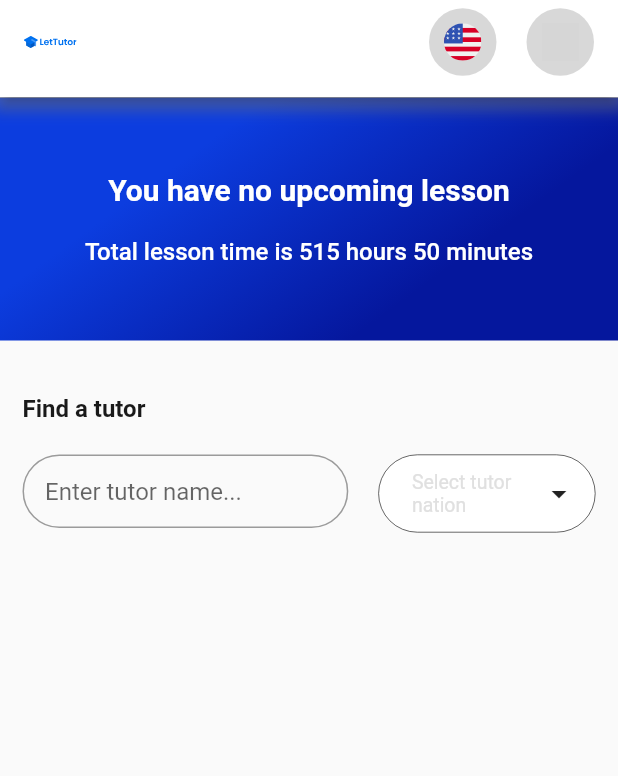
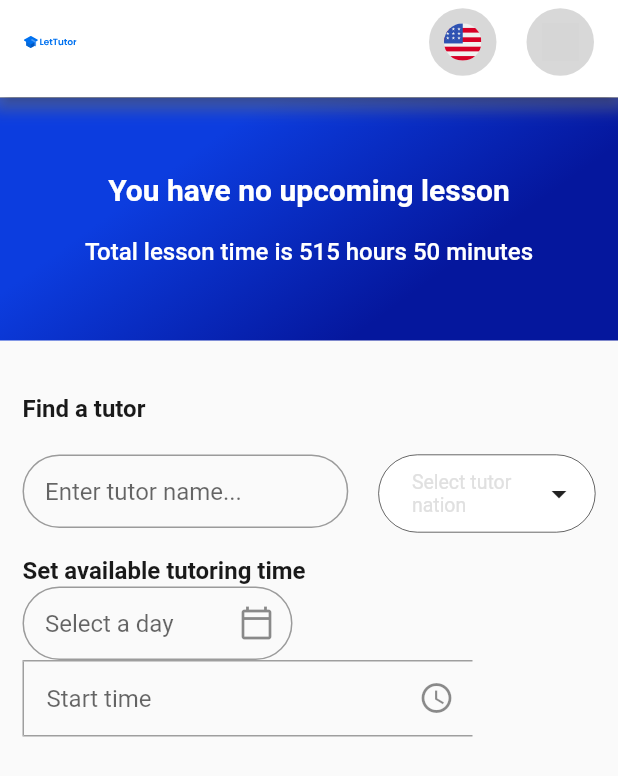
Before and after one commit to LeThaiNhuQuynh/advanced-mobile, a Flutter app: the screen it shows after launch, on a phone screen of 412 x 824 dp. Shown: the top 776 px of the screen. Run offline on Flutter 3.47's test engine with Material 2 defaults, Android fonts, the phone set to English and light mode, and no system bars; drawn by our look-alikes of multi_dropdown; our stand-ins replace flutter_svg; Roboto replaces fonts that are missing (Poppins); grey boxes are pictures that could not be loaded.

Commit message:
Tutor list screen - Date picker and time picker

```diff
--- a/lib/presentation/tutor-list/TutorList.dart
+++ b/lib/presentation/tutor-list/TutorList.dart
@@ -2,14 +2,12 @@ import 'package:flutter/material.dart';
 import 'package:flutter_svg/svg.dart';
 import 'package:multi_dropdown/multiselect_dropdown.dart';
 
-class TutorList extends StatefulWidget {
+import 'tutor-list-items/date-picker.dart';
+import 'tutor-list-items/time-picker.dart';
+
+class TutorList extends StatelessWidget {
   const TutorList({super.key});
 
-  @override
-  State<TutorList> createState() => _TutorListState();
-}
-
-class _TutorListState extends State<TutorList> {
   @override
   Widget build(BuildContext context) {
     return MaterialApp(
@@ -189,6 +187,28 @@ class _TutorListState extends State<TutorList> {
                         ),
                       ],
                     ),
+                    SizedBox(height: 15),
+                    Container(
+                      child: const Text(
+                        'Set available tutoring time',
+                        textAlign: TextAlign.start,
+                        style: TextStyle(
+                          fontSize: 16,
+                          height: 1.3,
+                          fontFamily: 'Poppins',
+                          fontWeight: FontWeight.w600,
+                          color: Color.fromRGBO(0, 0, 0, .9),
+                        ),
+                      ),
+                    ),
+                    Container(
+                      child: DatePicker(),
+                      width: 180,
+                    ),
+                    Container(
+                      child: TimePicker(),
+                      width: 300,
+                    ),
                   ],
                 )),
           ]))),
--- /dev/null
+++ b/lib/presentation/tutor-list/tutor-list-items/date-picker.dart
@@ -0,0 +1,55 @@
+import 'package:flutter/material.dart';
+
+class DatePicker extends StatefulWidget {
+  const DatePicker({super.key});
+
+  @override
+  State<DatePicker> createState() => _DatePickerState();
+}
+
+class _DatePickerState extends State<DatePicker> {
+  TextEditingController textController = TextEditingController();
+  DateTime date = DateTime.now();
+
+  _selectDate(BuildContext context) async {
+    final DateTime? selected = await showDatePicker(
+      context: context,
+      initialDate: date,
+      firstDate: DateTime(2020),
+      lastDate: DateTime(2030),
+    );
+    if (selected != null && selected != date)
+      setState(() {
+        date = selected;
+        textController.text = "${date.toLocal()}".split(' ')[0];
+      });
+  }
+
+  @override
+  Widget build(BuildContext context) {
+    return Container(
+      child: TextField(
+        controller: textController,
+        decoration: InputDecoration(
+          contentPadding:
+              const EdgeInsets.symmetric(vertical: 15.0, horizontal: 15.0),
+          border: OutlineInputBorder(
+            borderRadius: BorderRadius.circular(50.0),
+          ),
+          hintText: 'Select a day',
+          suffixIcon: IconButton(
+            icon: Icon(Icons.calendar_today_outlined),
+            onPressed: () => _selectDate(context),
+          ),
+        ),
+        onTap: () => _selectDate(context),
+      ),
+    );
+  }
+
+  @override
+  void dispose() {
+    textController.dispose();
+    super.dispose();
+  }
+}
--- /dev/null
+++ b/lib/presentation/tutor-list/tutor-list-items/time-picker.dart
@@ -0,0 +1,103 @@
+import 'package:flutter/cupertino.dart';
+import 'package:flutter/material.dart';
+
+class TimePicker extends StatefulWidget {
+  @override
+  State<TimePicker> createState() => _TimePickerInputState();
+}
+
+class _TimePickerInputState extends State<TimePicker> {
+  TimeOfDay startTime = TimeOfDay.now();
+  TextEditingController textStartController = TextEditingController();
+
+  Future<void> _selectStartTime(BuildContext context) async {
+    final TimeOfDay? selected = await showCupertinoModalPopup<TimeOfDay>(
+      context: context,
+      builder: (BuildContext context) {
+        return _buildBottomPicker(
+          CupertinoDatePicker(
+            mode: CupertinoDatePickerMode.time,
+            initialDateTime: DateTime(
+              DateTime.now().year,
+              DateTime.now().month,
+              DateTime.now().day,
+              startTime.hour,
+              startTime.minute,
+            ),
+            onDateTimeChanged: (DateTime newDateTime) {
+              setState(() {
+                startTime = TimeOfDay.fromDateTime(newDateTime);
+                textStartController.text = startTime.format(context);
+              });
+            },
+          ),
+        );
+      },
+    );
+
+    if (selected != null) {
+      setState(() {
+        startTime = selected;
+        textStartController.text = startTime.format(context);
+      });
+    }
+  }
+
+  Widget _buildBottomPicker(Widget picker) {
+    return Container(
+      height: 216.0,
+      padding: const EdgeInsets.only(top: 6.0),
+      color: CupertinoColors.white,
+      child: DefaultTextStyle(
+        style: const TextStyle(
+          color: CupertinoColors.black,
+          fontSize: 22.0,
+        ),
+        child: GestureDetector(
+          // Blocks taps from propagating to the modal sheet and popping.
+          onTap: () {},
+          child: SafeArea(
+            top: false,
+            child: picker,
+          ),
+        ),
+      ),
+    );
+  }
+
+  @override
+  Widget build(BuildContext context) {
+    return Row(
+      children: <Widget>[
+        Container(
+          width: 300,
+          decoration: BoxDecoration(
+            border: Border(
+              left: BorderSide(color: Colors.grey), // Set the left border color
+              top: BorderSide(color: Colors.grey), // Set the top border color
+              bottom:
+                  BorderSide(color: Colors.grey), // Set the bottom border color
+            ),
+          ),
+          child: TextField(
+            controller: textStartController,
+            decoration: InputDecoration(
+              contentPadding:
+                  const EdgeInsets.symmetric(vertical: 15.0, horizontal: 15.0),
+              border: OutlineInputBorder(
+                borderSide:
+                    BorderSide.none, // Set the right border to transparent
+              ),
+              hintText: 'Start time',
+              suffixIcon: IconButton(
+                icon: Icon(Icons.access_time),
+                onPressed: () => _selectStartTime(context),
+              ),
+            ),
+            onTap: () => _selectStartTime(context),
+          ),
+        ),
+      ],
+    );
+  }
+}
```
